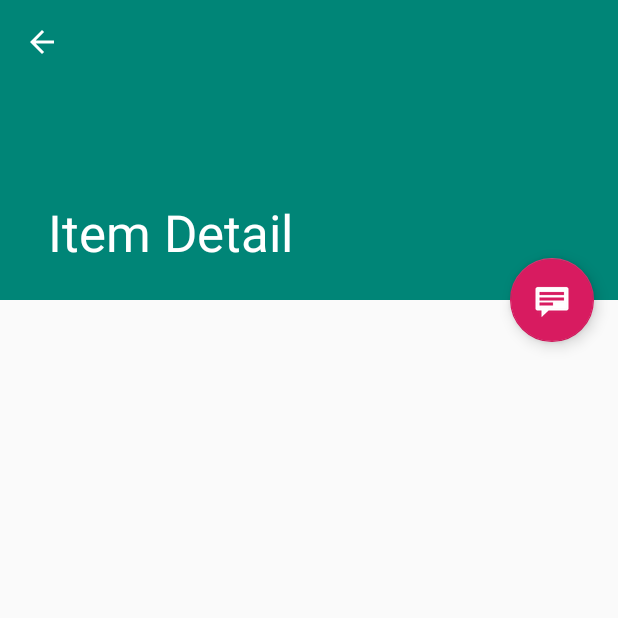
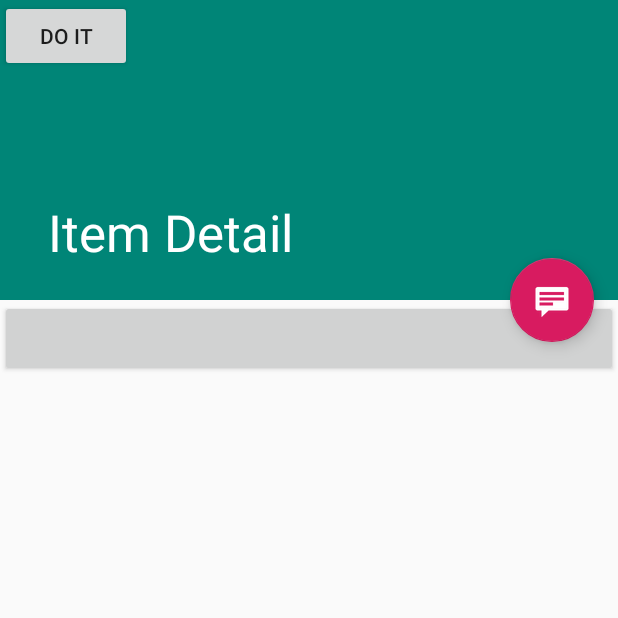
Before and after one commit to emulamer/QuestomAssets, an Android app: the ItemDetailFragment screen opened directly, with no data from a screen before it, on a phone screen of 412 x 824 dp, the top half of it. Run offline under Robolectric (Android 15) with nearby library versions, the light colour scheme and no system bars; 2 statements that could not run were skipped.

Commit message:
Writing the dex file won't work on the quest... it just hangs... until tomorrow...

```diff
--- a/BeatOn/app/src/main/java/com/emulamer/beaton/ItemDetailActivity.java
+++ b/BeatOn/app/src/main/java/com/emulamer/beaton/ItemDetailActivity.java
@@ -9,6 +9,7 @@ import android.view.View;
 import android.support.v7.app.AppCompatActivity;
 import android.support.v7.app.ActionBar;
 import android.view.MenuItem;
+import android.view.View;
 
 /**
  * An activity representing a single Item detail screen. This
@@ -63,6 +64,10 @@ public class ItemDetailActivity extends AppCompatActivity {
         }
     }
 
+
+
+
+
     @Override
     public boolean onOptionsItemSelected(MenuItem item) {
         int id = item.getItemId();
--- a/BeatOn/app/src/main/java/com/emulamer/beaton/ItemDetailFragment.java
+++ b/BeatOn/app/src/main/java/com/emulamer/beaton/ItemDetailFragment.java
@@ -4,9 +4,11 @@ import android.app.Activity;
 import android.os.Bundle;
 import android.support.design.widget.CollapsingToolbarLayout;
 import android.support.v4.app.Fragment;
+import android.support.v7.widget.Toolbar;
 import android.view.LayoutInflater;
 import android.view.View;
 import android.view.ViewGroup;
+import android.widget.Button;
 import android.widget.TextView;
 
 import com.emulamer.beaton.dummy.DummyContent;
@@ -27,7 +29,7 @@ public class ItemDetailFragment extends Fragment {
     /**
      * The dummy content this fragment is presenting.
      */
-    private DummyContent.DummyItem mItem;
+    public DummyContent.DummyItem mItem;
 
     /**
      * Mandatory empty constructor for the fragment manager to instantiate the
@@ -45,6 +47,7 @@ public class ItemDetailFragment extends Fragment {
             // arguments. In a real-world scenario, use a Loader
             // to load content from a content provider.
             mItem = DummyContent.ITEM_MAP.get(getArguments().getString(ARG_ITEM_ID));
+
 
             Activity activity = this.getActivity();
             CollapsingToolbarLayout appBarLayout = (CollapsingToolbarLayout) activity.findViewById(R.id.toolbar_layout);
@@ -66,4 +69,11 @@ public class ItemDetailFragment extends Fragment {
 
         return rootView;
     }
+
+    public void onViewCreated(View view, Bundle savedInstanceState) {
+        Button b = getView().findViewById(R.id.item_detail);
+        b.setOnClickListener(new ClickHandler(mItem.step));
+
+    }
+
 }
--- a/BeatOn/app/src/main/java/com/emulamer/beaton/dummy/DummyContent.java
+++ b/BeatOn/app/src/main/java/com/emulamer/beaton/dummy/DummyContent.java
@@ -4,6 +4,9 @@ import java.util.ArrayList;
 import java.util.HashMap;
 import java.util.List;
 import java.util.Map;
+import android.view.View;
+
+import com.emulamer.beaton.BeatOnInstaller;
 
 /**
  * Helper class for providing sample content for user interfaces created by
@@ -27,9 +30,8 @@ public class DummyContent {
 
     static {
         // Add some sample items.
-        for (int i = 1; i <= COUNT; i++) {
-            addItem(createDummyItem(i));
-        }
+        addItem(createDummyItem("Step 1", 1));
+        addItem(createDummyItem("Step 2", 2));
     }
 
     private static void addItem(DummyItem item) {
@@ -37,16 +39,25 @@ public class DummyContent {
         ITEM_MAP.put(item.id, item);
     }
 
-    private static DummyItem createDummyItem(int position) {
-        return new DummyItem(String.valueOf(position), "Item " + position, makeDetails(position));
+    private static DummyItem createDummyItem(String text, int step) {
+        return new DummyItem(text, text, makeDetails(text), step);
     }
 
-    private static String makeDetails(int position) {
+    private static String makeDetails(String position) {
         StringBuilder builder = new StringBuilder();
-        builder.append("Details about Item: ").append(position);
-        for (int i = 0; i < position; i++) {
-            builder.append("\nMore details information here.");
+        if (position.equals("Step 1")) {
+            builder.append("Prepare and uninstall Beat Saber");
+            builder.append("Assumes you have Beat Saber (unmodded?) already installed.\n");
+            builder.append("Will grab the installed apk, copy it to the sdcard then trigger it to be uninstalled.\n");
+            builder.append("Make sure to say yes to uninstall it");
         }
+        else if (position.equals("Step 2")) {
+            builder.append("Mod Beat Saber APK and Reinstall It");
+            builder.append("Applies the preperatory mod to the Beat Saber APK and extracs the resources to the sdcard");
+            builder.append("Takes the modded APK and and triggers it to be installed.");
+            builder.append("Say yes to install it.");
+        }
+
         return builder.toString();
     }
 
@@ -57,11 +68,13 @@ public class DummyContent {
         public final String id;
         public final String content;
         public final String details;
+        public int step;
 
-        public DummyItem(String id, String content, String details) {
+        public DummyItem(String id, String content, String details, int step) {
             this.id = id;
             this.content = content;
             this.details = details;
+            this.step = step;
         }
 
         @Override
@@ -69,4 +82,6 @@ public class DummyContent {
             return content;
         }
     }
+
+
 }
--- a/BeatOn/app/src/main/res/layout/activity_item_detail.xml
+++ b/BeatOn/app/src/main/res/layout/activity_item_detail.xml
@@ -51,4 +51,11 @@
         app:layout_anchorGravity="top|end"
         app:srcCompat="@android:drawable/stat_notify_chat" />
 
+    <Button
+        android:id="@+id/button3"
+        android:layout_width="wrap_content"
+        android:layout_height="wrap_content"
+        android:onClick="DoIt"
+        android:text="Do It" />
+
 </android.support.design.widget.CoordinatorLayout>
--- a/BeatOn/app/src/main/res/layout/item_detail.xml
+++ b/BeatOn/app/src/main/res/layout/item_detail.xml
@@ -1,8 +1,7 @@
 <?xml version="1.0" encoding="utf-8"?>
-<TextView xmlns:android="http://schemas.android.com/apk/res/android"
+<Button xmlns:android="http://schemas.android.com/apk/res/android"
     xmlns:tools="http://schemas.android.com/tools"
     android:id="@+id/item_detail"
-    style="?android:attr/textAppearanceLarge"
     android:layout_width="match_parent"
     android:layout_height="match_parent"
     android:padding="16dp"
```
Also changed, not shown: BeatOn/app/src/main/AndroidManifest.xml (+6 -1 lines), BeatOn/app/src/main/java/com/emulamer/beaton/BeatOnInstaller.java (+108 -34 lines), BeatOn/app/src/main/java/com/emulamer/beaton/ClickHandler.java (added, +53 -0 lines), BeatOn/app/src/main/java/com/emulamer/beaton/ItemListActivity.java (+5 -3 lines), 2 other files.
